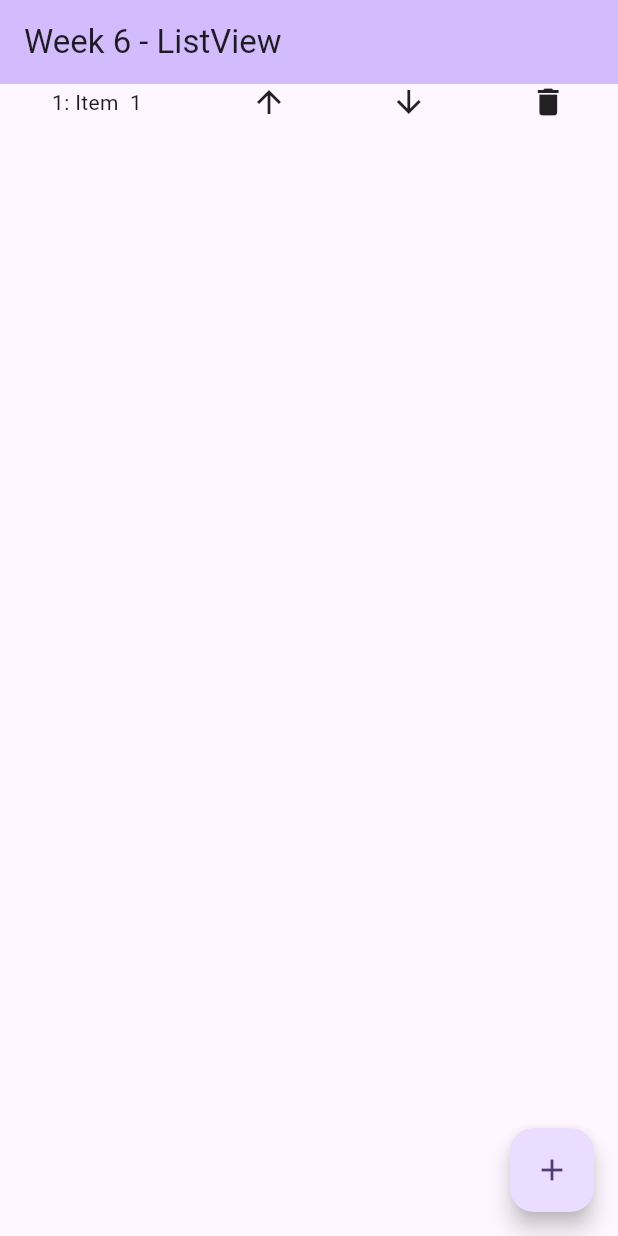
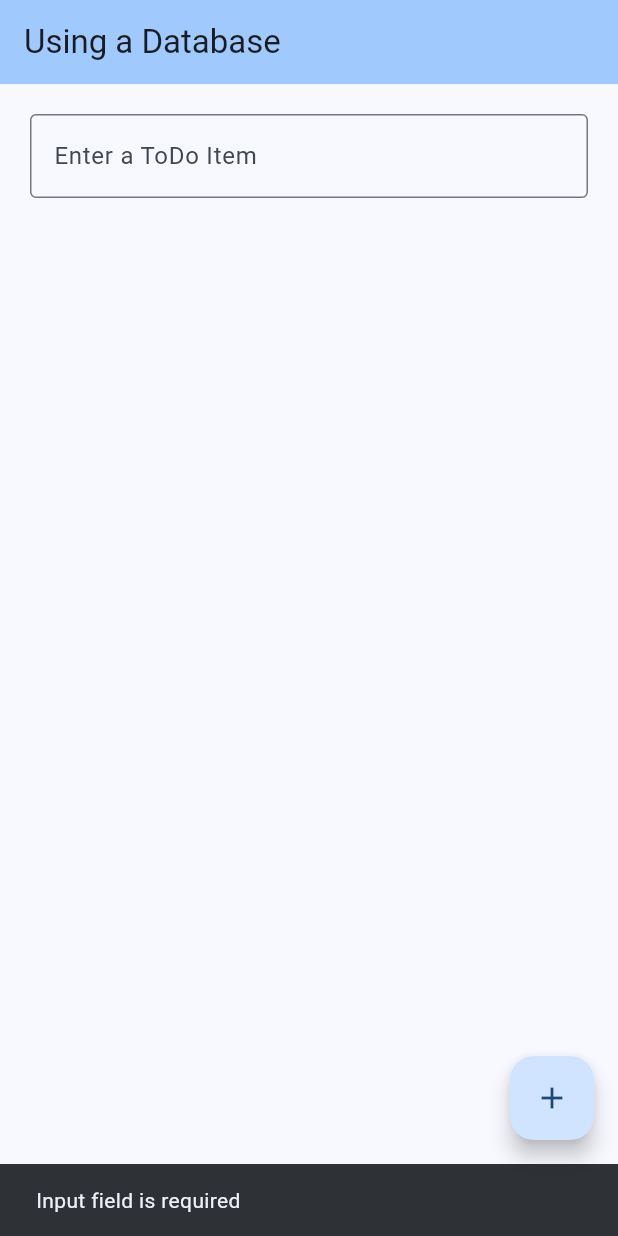
Before and after one commit to gourteacher/android_samples, a Flutter app: the screen it shows after launch, after a tap on the "add" icon, on a phone screen of 412 x 824 dp. Run offline on Flutter 3.47's test engine with Material 3 defaults, Android fonts, the phone set to English and light mode, and no system bars; our stand-ins replace floor, sqflite; accounts and stored records are empty; generated files the repository leaves out were written again.

Commit message:
Using a database

```diff
--- /dev/null
+++ b/lib/ToDoDAO.dart
@@ -0,0 +1,21 @@
+import 'package:floor/floor.dart';
+import 'ToDoItem.dart';
+
+@dao
+abstract class ToDoDAO {
+  @Query('SELECT * FROM ToDoItem')
+  Future<List<ToDoItem>> getAllItems();
+
+  @Query('SELECT * FROM ToDoItem WHERE id = :id')
+  Future<ToDoItem?> findItemById(int id);
+
+  @insert
+  Future<void> insertItem(ToDoItem item);
+
+  @update
+  Future<void> updateItem(ToDoItem item);
+
+  @delete
+  Future<void> deleteItem(ToDoItem item);
+
+}
--- /dev/null
+++ b/lib/ToDoItem.dart
@@ -0,0 +1,23 @@
+import 'package:floor/floor.dart';
+
+
+@entity //this is an entity
+class ToDoItem {
+  static int ID = 1; //this is a static variable
+  @PrimaryKey(autoGenerate: true)//this is a primary key
+  final int? id;
+  final String todoItem;
+
+  ToDoItem(this.id, this.todoItem) {
+    //If the id is greater than the static ID, then set the static ID to id + 1
+    // Use this if Primary Key is not auto-generated
+    // if ( id > ID) {
+    //  ID = id + 1;
+    //}
+  }
+
+
+  toString() {
+    return "$id:$todoItem";
+  }
+}
--- /dev/null
+++ b/lib/database.dart
@@ -0,0 +1,12 @@
+import 'dart:async';
+import 'ToDoItem.dart';
+import 'ToDoDAO.dart';
+import 'package:floor/floor.dart';
+import 'package:sqflite/sqflite.dart' as sqflite;
+
+part 'database.g.dart';
+
+@Database(version: 1, entities: [ToDoItem])
+abstract class ToDoDatabase extends FloorDatabase {
+  ToDoDAO get toDoDAO;
+}
--- a/lib/main.dart
+++ b/lib/main.dart
@@ -1,9 +1,10 @@
-import 'dart:math';
-
 import 'package:flutter/material.dart';
+import 'ToDoDAO.dart';
+import 'ToDoItem.dart';
+import 'database.dart';
 
 void main() {
-  runApp(const MyApp());
+  runApp(MyApp());
 }
 
 class MyApp extends StatelessWidget {
@@ -16,10 +17,14 @@ class MyApp extends StatelessWidget {
       title: 'Android Samples',
       theme: ThemeData(
         // This is the theme of your application.
-        colorScheme: ColorScheme.fromSeed(seedColor: Colors.deepPurple),
+        colorScheme: ColorScheme.fromSeed(
+            seedColor: Colors.blue,
+            secondary: Colors.green,
+            primary: Colors.red),
         useMaterial3: true,
       ),
-      home: const MyHomePage(title: 'Week 6 - ListView'),
+      debugShowCheckedModeBanner: false,
+      home: MyHomePage(title: 'Using a Database'),
     );
   }
 }
@@ -33,78 +38,103 @@ class MyHomePage extends StatefulWidget {
 }
 
 class _MyHomePageState extends State<MyHomePage> {
-  var wordsArray = <String>[ ];
+  List<ToDoItem> todoList = <ToDoItem>[];
+  late TextEditingController _inputController;
+  late ToDoDAO taskDAO;
 
   @override //same as in java
   void initState() {
     super.initState(); //call the parent initState()
+    _inputController = TextEditingController();
+
+    $FloorToDoDatabase
+        .databaseBuilder('todo_database.db')
+        .build()
+        .then((database) async { //Note the use of async here
+      taskDAO = database.toDoDAO;
+      //get Items from database:
+      var it = await taskDAO.getAllItems();
+      setState(() {
+        todoList = it;
+      });
+    });
   }
 
   @override
-  void dispose()
-  {
+  void dispose() {
     super.dispose();
+    _inputController.dispose();
   }
 
   @override
   Widget build(BuildContext context) {
     return Scaffold(
-        appBar: AppBar( backgroundColor: Theme.of(context).colorScheme.inversePrimary, title: Text(widget.title)),
-        body: ListPage(),
-        floatingActionButton:
-        FloatingActionButton(onPressed: addItem,
-            tooltip: 'Add Item',
-            child: const Icon(Icons.add)
-        )
-    );
+        appBar: AppBar(
+            backgroundColor: Theme.of(context).colorScheme.inversePrimary,
+            title: Text(widget.title)),
+        body: listPage(),
+        floatingActionButton: FloatingActionButton(
+            onPressed: addTask,
+            tooltip: 'Add a Task',
+            child: const Icon(Icons.add)));
   }
 
-  void addItem() {
-    setState(() {
-      wordsArray.add("Item " + " ${wordsArray.length+1}");
-    });
+  void addTask() {
+    if (_inputController.text.isNotEmpty) {
+      setState(() {
+        // Use this if Primary Key is not auto-generated
+        //ToDoItem(ToDoItem.ID++, _inputController.text);
+        var newItem = ToDoItem(null, _inputController.text);
+        todoList.add(newItem);
+        taskDAO.insertItem(newItem);
+        _inputController.clear();
+      });
+    } else {
+      var snackBar = SnackBar(content: Text('Input field is required'));
+      ScaffoldMessenger.of(context).showSnackBar(snackBar);
+    }
   }
 
-  Widget ListPage(){
+  Widget listPage() {
     return Center(
       child: Column(
         mainAxisAlignment: MainAxisAlignment.center,
         children: <Widget>[
-          Expanded(child:
-          ListView.builder(
-              itemCount:wordsArray.length,
-              itemBuilder: (context, rowNum) { return
-                Row( mainAxisAlignment: MainAxisAlignment.spaceAround,
-                    children:[
-                      Text("${1+rowNum}: ${wordsArray[rowNum]} "),
-                      GestureDetector(
-                        onTap: () {
-                          setState(() {
-                            wordsArray[rowNum] = wordsArray[rowNum].toUpperCase();
-                          });
-                        },
-                        child: const Icon(Icons.arrow_upward),
-                      ),
-                      GestureDetector(
-                        onDoubleTap: () {
-                          setState(() {
-                            wordsArray[rowNum] = wordsArray[rowNum].toLowerCase();
-                          });
-                        },
-                        child: const Icon(Icons.arrow_downward),
-                      ),
-                      GestureDetector(
-                        onLongPress: () {
-                          setState(() {
-                            wordsArray.removeAt(rowNum);
-                          });
-                        },
-                        child: const Icon(Icons.delete),
-                      ),
-                    ]
-                );
-              }
+          const SizedBox(height: 20),
+          Row(
+            mainAxisAlignment: MainAxisAlignment.spaceAround,
+            children: [
+              const SizedBox(width: 20),
+              Expanded(
+                child: TextField(
+                  controller: _inputController,
+                  decoration: const InputDecoration(
+                    hintText: 'Enter a ToDo Item',
+                    border: OutlineInputBorder(),
+
+                  ),
+                  keyboardType: TextInputType.text,
+                  textAlign: TextAlign.start,
+                ),
+              ),
+              const SizedBox(width: 20),
+            ],
           ),
+          Expanded(
+            child: ListView.builder(
+              itemCount: todoList.length,
+              itemBuilder: (context, rowNum) {
+                return Row(
+                  mainAxisAlignment: MainAxisAlignment.start,
+                  children: [
+                    const SizedBox(width: 20),
+                    //Text("${todoList[rowNum]} "),
+                    Text(
+                      "${todoList[rowNum].todoItem}",
+                      style: TextStyle(fontSize: 24.0),
+                    ),
+                  ]);
+              }),
           ),
         ],
       ),
--- a/pubspec.yaml
+++ b/pubspec.yaml
@@ -30,14 +30,18 @@ environment:
 dependencies:
   flutter:
     sdk: flutter
-
+  floor: ^1.5.0
   # The following adds the Cupertino Icons font to your application.
   # Use with the CupertinoIcons class for iOS style icons.
   cupertino_icons: ^1.0.8
+  sqflite_common_ffi_web: ^0.4.5+4
 
 dev_dependencies:
   flutter_test:
     sdk: flutter
+  floor_generator: ^1.5.0
+  build_runner: ^2.5.4
+
 
   # The "flutter_lints" package below contains a set of recommended lints to
   # encourage good coding practices. The lint set provided by the package is
```
Also changed, not shown: lib/database.g.dart (added), pubspec.lock, 1 other file.
